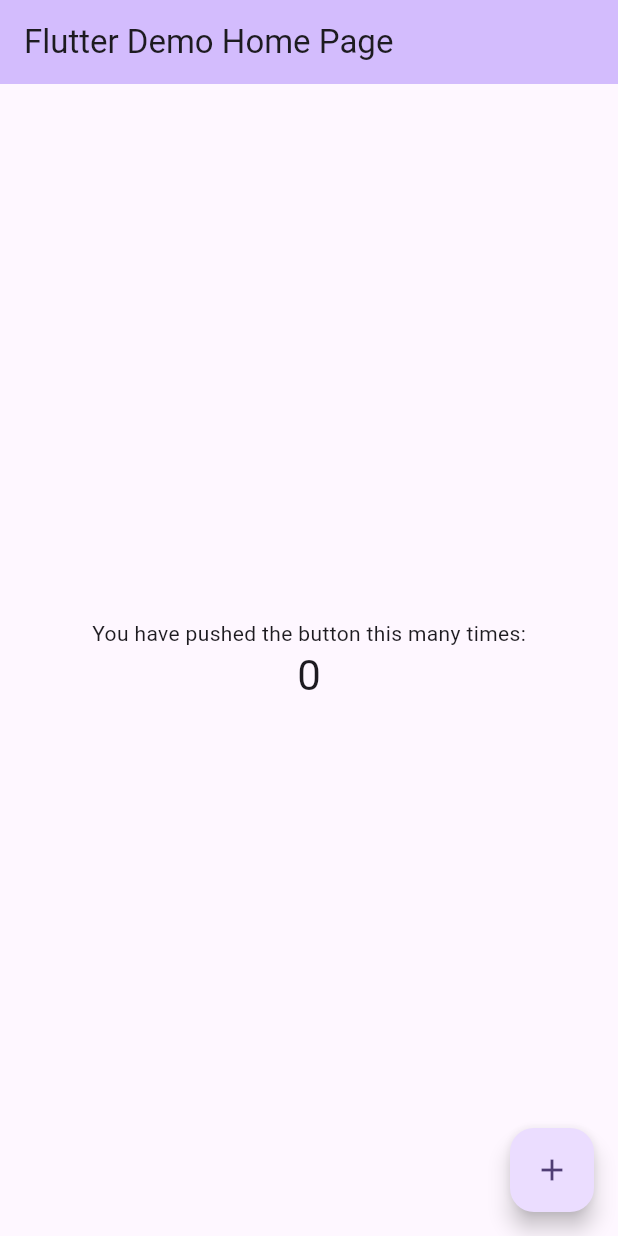
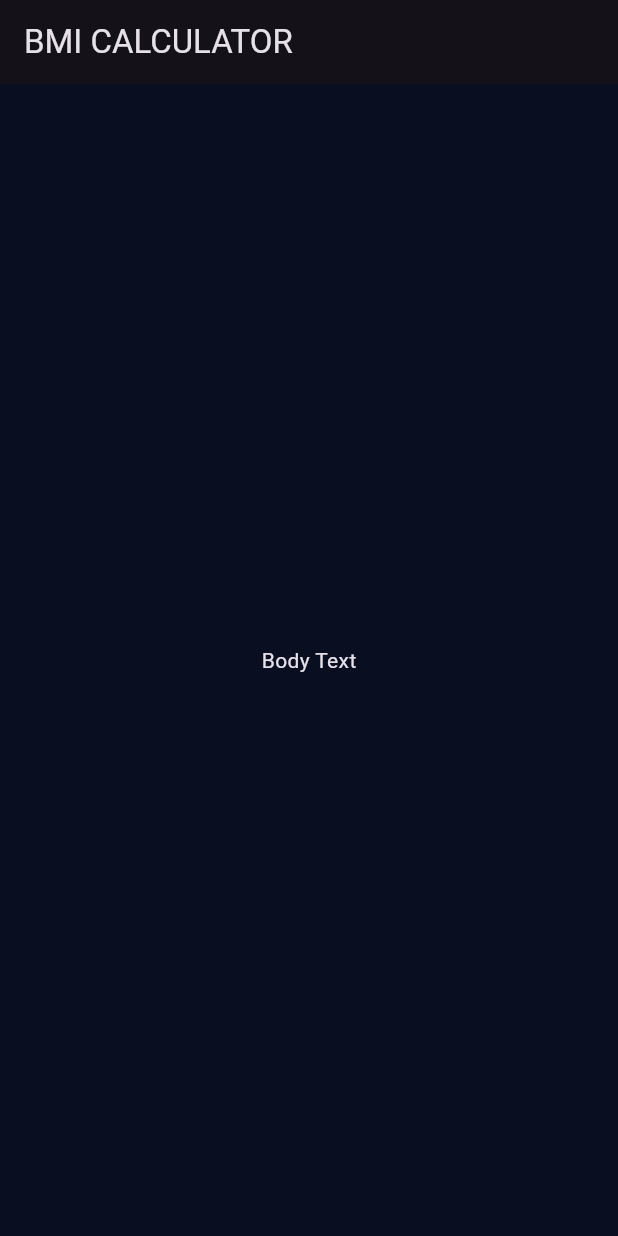
Before and after one commit to MuhammadAbdullah771/FlutterProjects, a Flutter app: the screen it shows after launch, on a phone screen of 412 x 824 dp. Run offline on Flutter 3.47's test engine with Material 3 defaults, Android fonts, the phone set to English and light mode, and no system bars; our stand-ins replace csv, flutter_local_notifications, pdf, permission_handler, share_plus, shared_preferences and 2 more; accounts and stored records are empty.

Commit message:
Video 2 (Basic BMI Code)
Basic Code of BMI From Part1 Video.

```diff
--- a/bmi_app/lib/main.dart
+++ b/bmi_app/lib/main.dart
@@ -1,122 +1,36 @@
 import 'package:flutter/material.dart';
 
 void main() {
-  runApp(const MyApp());
+  runApp(const BMICalc());
 }
 
-class MyApp extends StatelessWidget {
-  const MyApp({super.key});
-
-  // This widget is the root of your application.
+class BMICalc extends StatelessWidget {
+  const BMICalc({super.key});
   @override
   Widget build(BuildContext context) {
     return MaterialApp(
-      title: 'Flutter Demo',
-      theme: ThemeData(
-        // This is the theme of your application.
-        //
-        // TRY THIS: Try running your application with "flutter run". You'll see
-        // the application has a purple toolbar. Then, without quitting the app,
-        // try changing the seedColor in the colorScheme below to Colors.green
-        // and then invoke "hot reload" (save your changes or press the "hot
-        // reload" button in a Flutter-supported IDE, or press "r" if you used
-        // the command line to start the app).
-        //
-        // Notice that the counter didn't reset back to zero; the application
-        // state is not lost during the reload. To reset the state, use hot
-        // restart instead.
-        //
-        // This works for code too, not just values: Most code changes can be
-        // tested with just a hot reload.
-        colorScheme: ColorScheme.fromSeed(seedColor: Colors.deepPurple),
+      home: InputPage(),
+      theme: ThemeData.dark().copyWith(
+        primaryColor: Color(0xFF0A0E21),
+        scaffoldBackgroundColor: Color(0xFF0A0E21),
       ),
-      home: const MyHomePage(title: 'Flutter Demo Home Page'),
     );
   }
 }
 
-class MyHomePage extends StatefulWidget {
-  const MyHomePage({super.key, required this.title});
-
-  // This widget is the home page of your application. It is stateful, meaning
-  // that it has a State object (defined below) that contains fields that affect
-  // how it looks.
-
-  // This class is the configuration for the state. It holds the values (in this
-  // case the title) provided by the parent (in this case the App widget) and
-  // used by the build method of the State. Fields in a Widget subclass are
-  // always marked "final".
-
-  final String title;
+class InputPage extends StatefulWidget {
+  const InputPage({super.key});
 
   @override
-  State<MyHomePage> createState() => _MyHomePageState();
+  State<InputPage> createState() => _InputPageState();
 }
 
-class _MyHomePageState extends State<MyHomePage> {
-  int _counter = 0;
-
-  void _incrementCounter() {
-    setState(() {
-      // This call to setState tells the Flutter framework that something has
-      // changed in this State, which causes it to rerun the build method below
-      // so that the display can reflect the updated values. If we changed
-      // _counter without calling setState(), then the build method would not be
-      // called again, and so nothing would appear to happen.
-      _counter++;
-    });
-  }
-
+class _InputPageState extends State<InputPage> {
   @override
   Widget build(BuildContext context) {
-    // This method is rerun every time setState is called, for instance as done
-    // by the _incrementCounter method above.
-    //
-    // The Flutter framework has been optimized to make rerunning build methods
-    // fast, so that you can just rebuild anything that needs updating rather
-    // than having to individually change instances of widgets.
     return Scaffold(
-      appBar: AppBar(
-        // TRY THIS: Try changing the color here to a specific color (to
-        // Colors.amber, perhaps?) and trigger a hot reload to see the AppBar
-        // change color while the other colors stay the same.
-        backgroundColor: Theme.of(context).colorScheme.inversePrimary,
-        // Here we take the value from the MyHomePage object that was created by
-        // the App.build method, and use it to set our appbar title.
-        title: Text(widget.title),
-      ),
-      body: Center(
-        // Center is a layout widget. It takes a single child and positions it
-        // in the middle of the parent.
-        child: Column(
-          // Column is also a layout widget. It takes a list of children and
-          // arranges them vertically. By default, it sizes itself to fit its
-          // children horizontally, and tries to be as tall as its parent.
-          //
-          // Column has various properties to control how it sizes itself and
-          // how it positions its children. Here we use mainAxisAlignment to
-          // center the children vertically; the main axis here is the vertical
-          // axis because Columns are vertical (the cross axis would be
-          // horizontal).
-          //
-          // TRY THIS: Invoke "debug painting" (choose the "Toggle Debug Paint"
-          // action in the IDE, or press "p" in the console), to see the
-          // wireframe for each widget.
-          mainAxisAlignment: MainAxisAlignment.center,
-          children: <Widget>[
-            const Text('You have pushed the button this many times:'),
-            Text(
-              '$_counter',
-              style: Theme.of(context).textTheme.headlineMedium,
-            ),
-          ],
-        ),
-      ),
-      floatingActionButton: FloatingActionButton(
-        onPressed: _incrementCounter,
-        tooltip: 'Increment',
-        child: const Icon(Icons.add),
-      ), // This trailing comma makes auto-formatting nicer for build methods.
+      appBar: AppBar(title: Text("BMI CALCULATOR")),
+      body: Center(child: Text('Body Text')),
     );
   }
 }
```
Also changed, not shown: 1 other file.
